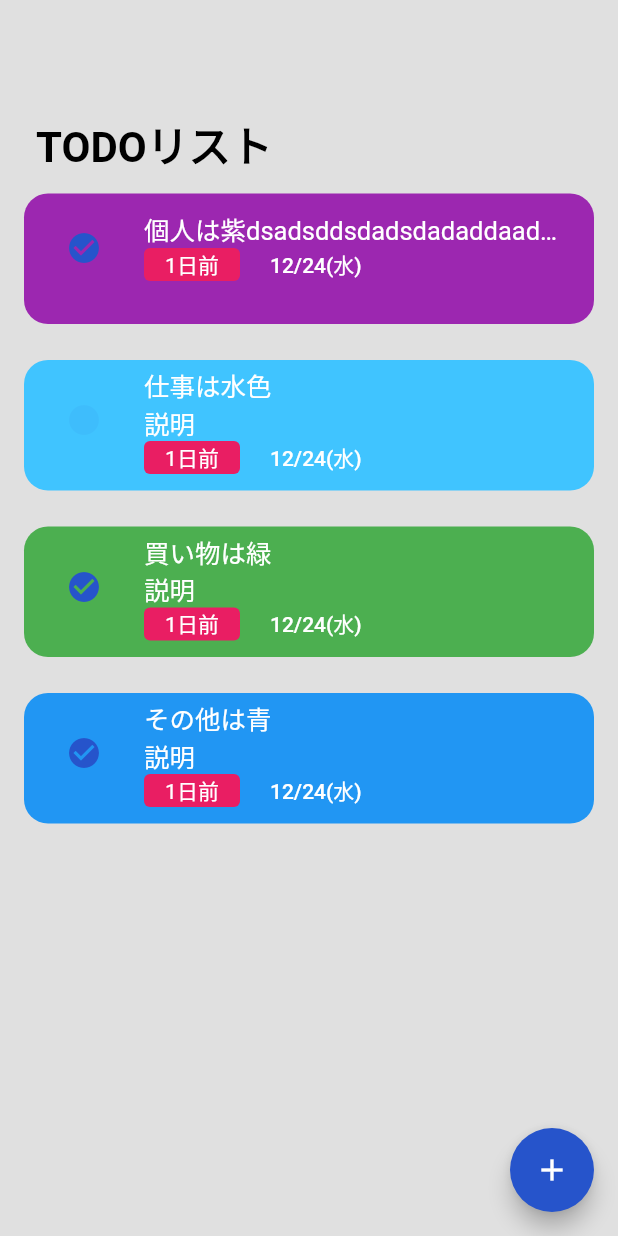
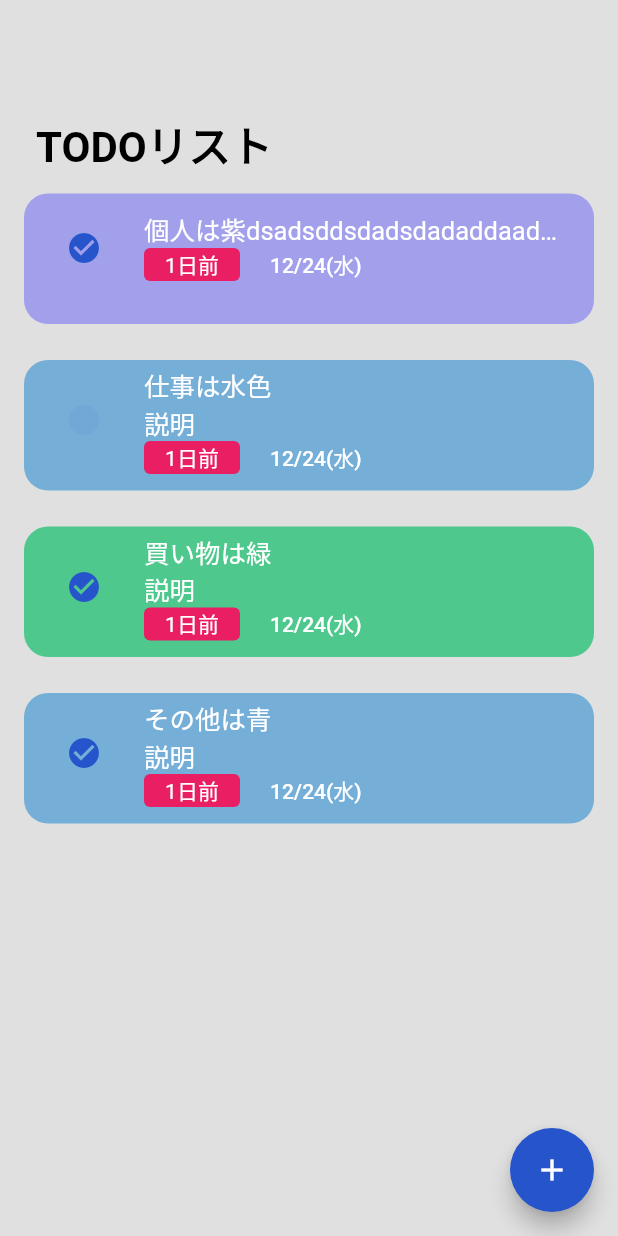
Before and after one commit to iseruuuuu/techtrain_todo_app, a Flutter app: the screen it shows after launch, after a tap on the "circle" icon, on a phone screen of 412 x 824 dp. Run offline on Flutter 3.47's test engine with Material 2 defaults, Android fonts, the phone set to English and light mode, and no system bars; our stand-ins replace flutter_datetime_picker, get, modal_bottom_sheet, shared_preferences; missing offline and left inert: enum_to_string.

Commit message:
add: Preferenceの追加・change cell color

```diff
--- a/lib/component/add_button.dart
+++ b/lib/component/add_button.dart
@@ -19,7 +19,8 @@ class AddButton extends StatelessWidget {
         padding: const EdgeInsets.all(20.0),
         child: ElevatedButton(
           //TODO　この調整がまじでわからん。
-          onPressed: null,
+          //onPressed: null,
+          onPressed: onTap,
           //onPressed: onTap,
           // onPressed: () =>
           //   (isComplete)
--- a/lib/component/todo_cell/todo_list_item.dart
+++ b/lib/component/todo_cell/todo_list_item.dart
@@ -18,7 +18,7 @@ class TodoListItem extends StatelessWidget {
       child: Container(
         decoration: BoxDecoration(
           borderRadius: const BorderRadius.all(Radius.circular(16)),
-          color: todo.color,
+          color: Color(todo.color),
         ),
         child: ListTile(
           leading: IconButton(
--- a/lib/controller/controller.dart
+++ b/lib/controller/controller.dart
@@ -4,13 +4,14 @@ import 'package:flutter_datetime_picker/flutter_datetime_picker.dart';
 import 'package:get/get.dart';
 import 'package:modal_bottom_sheet/modal_bottom_sheet.dart';
 import 'package:techtrain_todo_app/model/todo.dart';
+import 'package:techtrain_todo_app/preference/storage_service.dart';
 import 'package:techtrain_todo_app/screen/add/add_screen.dart';
 import 'package:techtrain_todo_app/screen/add/add_screen_ful.dart';
 
 class Controller extends GetxController {
   final todos = <Todo>[].obs;
 
-  //final storage = TodoStorage();
+  final storage = TodoStorage();
   late final Worker worker;
 
   List<Todo> get _todos => todos;
@@ -23,14 +24,23 @@ class Controller extends GetxController {
   Todo? todo;
   final isDaySelected = false.obs;
   final isCategorySelected = false.obs;
-  final selectedColor = Colors.blue.obs;
+
+  //final selectedColor = Colors.blue.obs;
+  final colorCode = 0xFF75AED7.obs;
 
   @override
   void onInit() {
     super.onInit();
-    _todos.addAll(Todo.initialTodos);
+    final storageMemos =
+        storage.load()?.map((json) => Todo.fromJson(json)).toList();
+    final initialMemos = storageMemos ?? Todo.initialTodos;
+    todos.addAll(initialMemos);
 
-    print(isComplete.value);
+    // _todosに変化がある度にストレージに保存
+    worker = ever<List<Todo>>(todos, (memos) {
+      final data = memos.map((e) => e.toJson()).toList();
+      storage.save(data);
+    });
   }
 
   //todo HomeScreen
@@ -69,16 +79,20 @@ class Controller extends GetxController {
                     category.value = items[index];
                     switch (category.value) {
                       case '個人':
-                        selectedColor.value == Colors.purple;
+                        // selectedColor.value == Colors.purple;
+                        colorCode.value == 0xFFA2A0EB;
                         break;
                       case '仕事':
-                        selectedColor.value == Colors.lightBlueAccent;
+                        //selectedColor.value == Colors.lightBlueAccent;
+                        colorCode.value = 0xFF75AED7;
                         break;
                       case '買い物':
-                        selectedColor.value == Colors.green;
+                        //selectedColor.value == Colors.green;
+                        colorCode.value = 0xFFA2A0EB;
                         break;
                       case 'その他':
-                        selectedColor.value == Colors.blue;
+                        //selectedColor.value == Colors.blue;
+                        colorCode.value == 0xFF4F73D0;
                         break;
                       default:
                     }
@@ -99,7 +113,6 @@ class Controller extends GetxController {
         ),
         showTitleActions: true,
         minTime: DateTime(1900, 1, 1),
-        //maxTime: DateTime.now(),
         maxTime: DateTime(2100, 1, 1), onConfirm: (date) {
       var weekday = '';
       switch (date.weekday) {
@@ -134,7 +147,6 @@ class Controller extends GetxController {
         default:
       }
       day.value = '${date.month}月${date.day}日$weekday';
-
       isDaySelected.value = true;
     }, currentTime: DateTime.now(), locale: LocaleType.jp);
   }
@@ -174,7 +186,7 @@ class Controller extends GetxController {
       day: day.value,
       category: category.value,
       detail: detail.value,
-      color: selectedColor.value,
+      color: colorCode.value,
       isCheck: false,
     );
     todos.add(todo);
--- a/lib/main.dart
+++ b/lib/main.dart
@@ -1,12 +1,14 @@
 import 'package:flutter/cupertino.dart';
 import 'package:flutter/material.dart';
 import 'package:get/get.dart';
+import 'package:techtrain_todo_app/preference/storage_service.dart';
 import 'package:techtrain_todo_app/screen/home/home_screen.dart';
 
-void main() {
+void main() async {
+  WidgetsFlutterBinding.ensureInitialized();
+  await StorageService.init();
   runApp(const MyApp());
 }
-
 
 class MyApp extends StatelessWidget {
   const MyApp({Key? key}) : super(key: key);
@@ -15,7 +17,7 @@ class MyApp extends StatelessWidget {
   Widget build(BuildContext context) {
     return const GetMaterialApp(
       debugShowCheckedModeBanner: false,
-     home: HomeScreen(),
+      home: HomeScreen(),
     );
   }
 }
--- a/lib/model/todo.dart
+++ b/lib/model/todo.dart
@@ -10,7 +10,7 @@ class Todo {
   final String detail;
   final String day;
   final bool isCheck;
-  final Color color;
+  final int color;
 
   Todo({
     required this.taskName,
@@ -39,7 +39,7 @@ class Todo {
       detail: '説明',
       day: '12/24(水)',
       isCheck: false,
-      color: Colors.purple,
+      color: 0xFFA2A0EB,
     ),
     Todo.withId(
       id: 'ああああ',
@@ -48,7 +48,7 @@ class Todo {
       detail: '説明',
       day: '12/24(水)',
       isCheck: false,
-      color: Colors.lightBlueAccent,
+      color: 0xFF75AED7,
     ),
     Todo.withId(
       id: '2',
@@ -57,7 +57,7 @@ class Todo {
       detail: '説明',
       day: '12/24(水)',
       isCheck: true,
-      color: Colors.green,
+      color: 0xFF4EC88D,
     ),
     Todo.withId(
       id: '3',
@@ -66,7 +66,7 @@ class Todo {
       detail: '説明',
       day: '12/24(水)',
       isCheck: true,
-      color: Colors.blue,
+      color: 0xFF75AED7,
     ),
   ];
 
@@ -77,7 +77,7 @@ class Todo {
     String? detail,
     String? day,
     bool? isCheck,
-    Color? color,
+    int? color,
   }) {
     return Todo.withId(
       id: id ?? this.id,
@@ -111,7 +111,7 @@ class Todo {
       detail: mapData['5'] as String,
       day: mapData['6'] as String,
       isCheck: mapData['7'] as bool,
-      color: mapData['8'] as Color,
+      color: mapData['8'] as int,
     );
   }
 }
--- /dev/null
+++ b/lib/preference/storage_service.dart
@@ -0,0 +1,21 @@
+import 'package:shared_preferences/shared_preferences.dart';
+
+abstract class StorageService {
+  static late final SharedPreferences instance;
+
+  static Future<void> init() async {
+    instance = await SharedPreferences.getInstance();
+  }
+}
+
+class TodoStorage {
+  final String _key = 'todo';
+
+  List<String>? load() {
+    return StorageService.instance.getStringList(_key);
+  }
+
+  void save(List<String> data) {
+    StorageService.instance.setStringList(_key, data);
+  }
+}
--- a/pubspec.yaml
+++ b/pubspec.yaml
@@ -37,6 +37,8 @@ dependencies:
   get: ^4.3.8
   modal_bottom_sheet: ^2.0.0
   flutter_datetime_picker: ^1.5.1
+  shared_preferences: ^2.0.11
+  enum_to_string: ^2.0.1
 
 dev_dependencies:
   flutter_test:
```
Also changed, not shown: lib/preference/preference.dart (added, +21 -0 lines), pubspec.lock, 10 other files.
